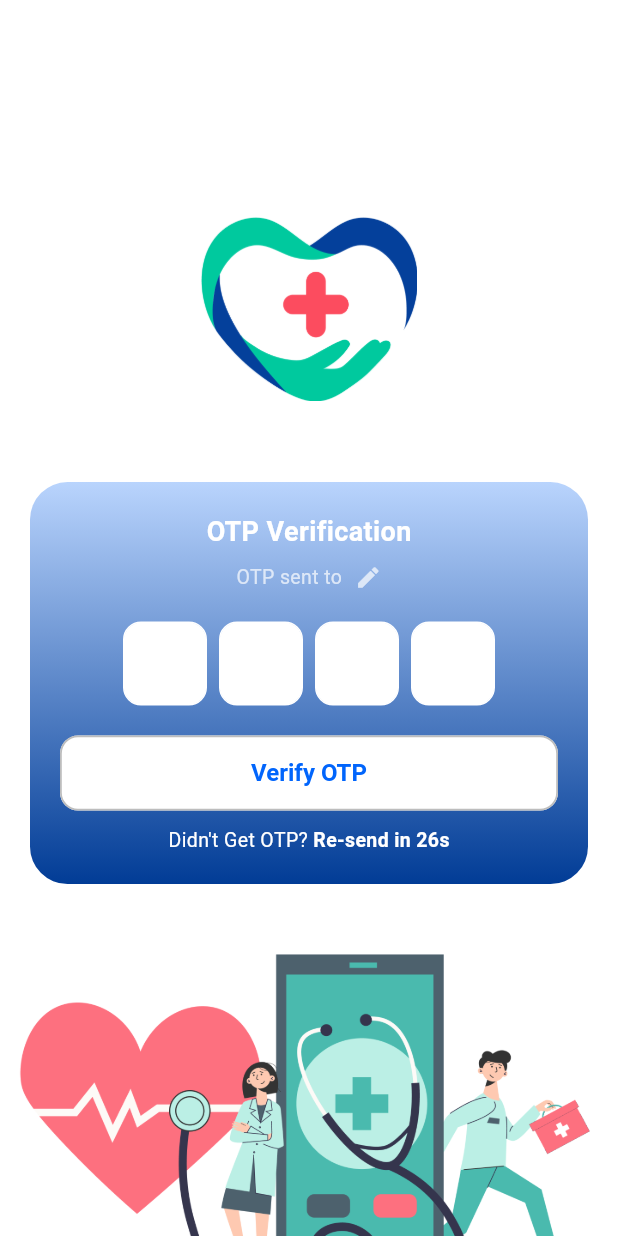
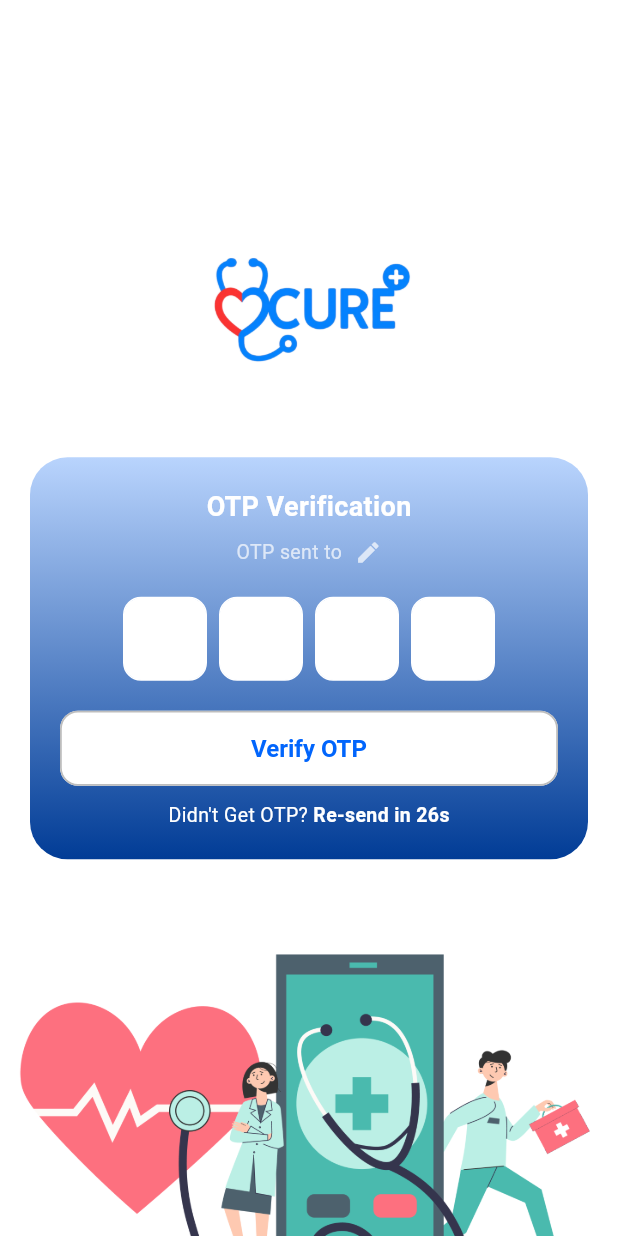
Before and after one commit to nikhilsahu01/HeathCareUser, a Flutter app: the OtpScreen screen opened directly with empty values, on a phone screen of 412 x 824 dp. Run offline on Flutter 3.47's test engine with Material 3 defaults, Android fonts, the phone set to English and light mode, and no system bars; drawn by our look-alikes of pinput; our stand-ins replace awesome_notifications, cached_network_image, device_info_plus, firebase_core, firebase_messaging, flutter_svg and 5 more; accounts and stored records are empty; Roboto replaces fonts that are missing (Poppins).

```diff
--- a/lib/screens/auth/login/view/login_screen.dart
+++ b/lib/screens/auth/login/view/login_screen.dart
@@ -50,7 +50,7 @@ class _LoginScreenState extends State<LoginScreen> {
               children: [
                 SizedBox(height: height * 0.15),
                 CustomImageView(
-                  imagePath: 'assets/images/appLogoIcon.png',
+                  imagePath: 'assets/images/appLogoUpdated1.png',
                   height: height * 0.20,
                   width: width * 0.35,
                   fit: BoxFit.contain,
--- a/lib/screens/auth/otp/view/otp_screen.dart
+++ b/lib/screens/auth/otp/view/otp_screen.dart
@@ -72,12 +72,12 @@ class _OtpScreenState extends State<OtpScreen> {
 
                   // Logo
                   CustomImageView(
-                    imagePath: 'assets/images/appLogoIcon.png',
+                    imagePath: 'assets/images/appLogoUpdated1.png',
                     height: height * 0.20,
                     width: width * 0.35,
                     fit: BoxFit.contain,
                   ),
-                  SizedBox(height: height * 0.04),
+                  SizedBox(height: height * 0.02),
 
                   /// OTP Card
                   Container(
--- a/lib/screens/splash/splash_screen.dart
+++ b/lib/screens/splash/splash_screen.dart
@@ -50,7 +50,7 @@ class _SplashBody extends StatelessWidget {
       width:MediaQuery.of(context).size.width,
       color: Colors.white,
       child: CustomImageView(
-        imagePath: 'assets/images/splash.png',
+        imagePath: 'assets/images/UpdatedSplash.png',
         fit: BoxFit.cover,
         height: MediaQuery.of(context).size.height,
         width:MediaQuery.of(context).size.width,
--- a/pubspec.yaml
+++ b/pubspec.yaml
@@ -42,7 +42,7 @@ dependencies:
   pinput: ^5.0.1
   intl: ^0.20.2
   intl_phone_field: ^3.2.0
-  agora_rtc_engine: ^6.5.3
+#  agora_rtc_engine: ^6.5.3
   permission_handler: ^12.0.1
   socket_io_client: ^3.1.2
   device_info_plus: ^11.5.0
```
Also changed, not shown: assets/images/UpdatedSplash.png (added), assets/images/appLogoUpdated1.png (added), pubspec.lock.
